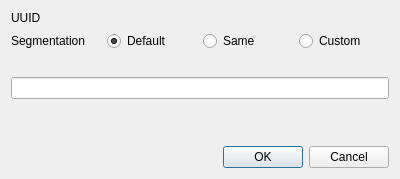
Above: neurolabi/gui/dialogs/zflyembodycomparisondialog.ui from janelia-flyem/NeuTu before the change. Below: the same form after it.
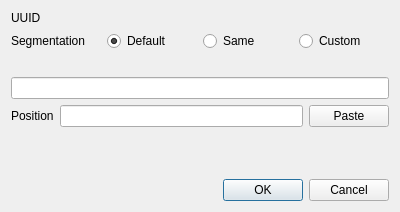
That is the form after the change. Custom widgets are drawn as their Qt base class.

Commit message: add position option for body comparison

Diff of the .ui file:
```diff
--- a/neurolabi/gui/dialogs/zflyembodycomparisondialog.ui
+++ b/neurolabi/gui/dialogs/zflyembodycomparisondialog.ui
@@ -7,7 +7,7 @@
     <x>0</x>
     <y>0</y>
     <width>400</width>
-    <height>179</height>
+    <height>212</height>
    </rect>
   </property>
   <property name="windowTitle">
@@ -81,6 +81,27 @@
    <item>
     <widget class="QLineEdit" name="segLineEdit"/>
    </item>
+   <item>
+    <layout class="QHBoxLayout" name="horizontalLayout_3">
+     <item>
+      <widget class="QLabel" name="label_3">
+       <property name="text">
+        <string>Position</string>
+       </property>
+      </widget>
+     </item>
+     <item>
+      <widget class="QLineEdit" name="positionLineEdit"/>
+     </item>
+     <item>
+      <widget class="QPushButton" name="pastePushButton">
+       <property name="text">
+        <string>Paste</string>
+       </property>
+      </widget>
+     </item>
+    </layout>
+   </item>
    <item>
     <spacer name="verticalSpacer">
      <property name="orientation">
```
Left out of the diff: 1 changed line with no effect on the pictures. The commit also changes 14 other files.
